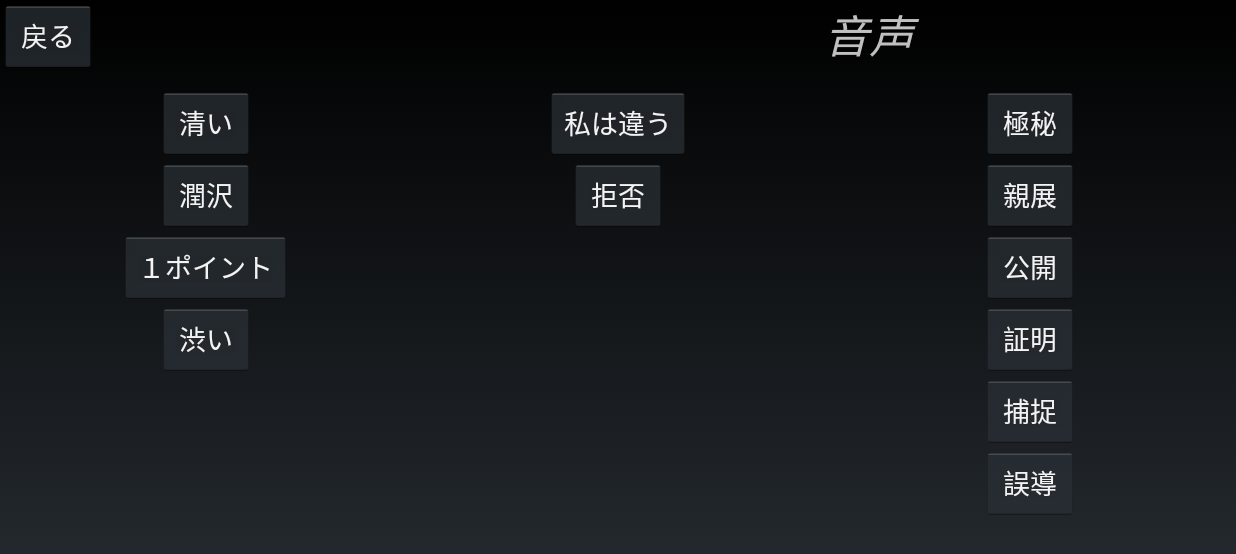
After one commit to ASemi/Agent_Support, an Android app: the VoiceActivity screen opened directly, with no data from a screen before it, on a phone screen of 824 x 412 dp (held sideways). The commit adds this screen. Shown: the top 554 px of the screen. Run offline under Robolectric (Android 15) with nearby library versions, the phone set to English and light mode, and no system bars.

Commit message:
音声ボタンアクティビティの実装

```diff
--- a/app/src/main/AndroidManifest.xml
+++ b/app/src/main/AndroidManifest.xml
@@ -6,9 +6,9 @@
         android:allowBackup="true"
         android:icon="@mipmap/ic_launcher"
         android:label="@string/app_name"
+        android:largeHeap="true"
         android:supportsRtl="true"
-        android:theme="@android:style/Theme.Holo.NoActionBar.Fullscreen"
-        android:largeHeap="true">
+        android:theme="@android:style/Theme.Holo.NoActionBar.Fullscreen">
         <activity
             android:name=".TitleActivity"
             android:screenOrientation="landscape">
@@ -27,6 +27,8 @@
         <activity
             android:name=".PepperActivity"
             android:screenOrientation="landscape" />
+        <activity android:name=".VoiceActivity"
+            android:screenOrientation="landscape" />
     </application>
 
 </manifest>
--- a/app/src/main/java/com/example/shioya/agent_support/MenuActivity.java
+++ b/app/src/main/java/com/example/shioya/agent_support/MenuActivity.java
@@ -15,6 +15,7 @@ public class MenuActivity extends Activity implements View.OnClickListener {
         findViewById(R.id.backButton).setOnClickListener(this);
         findViewById(R.id.menuButton1).setOnClickListener(this);
         findViewById(R.id.menuButton2).setOnClickListener(this);
+        findViewById(R.id.menuButton3).setOnClickListener(this);
 
     }
 
@@ -33,6 +34,10 @@ public class MenuActivity extends Activity implements View.OnClickListener {
                 Intent intentTools = new Intent(this, PepperActivity.class);
                 startActivity(intentTools);
                 break;
+            case R.id.menuButton3:
+                Intent intentVoices = new Intent(this, VoiceActivity.class);
+                startActivity(intentVoices);
+                break;
         }
     }
 }
--- /dev/null
+++ b/app/src/main/res/layout/samplevoice.xml
@@ -0,0 +1,156 @@
+<?xml version="1.0" encoding="utf-8"?>
+<LinearLayout xmlns:android="http://schemas.android.com/apk/res/android"
+    android:orientation="vertical"
+    android:layout_width="match_parent"
+    android:layout_height="match_parent">
+
+
+    <LinearLayout
+        android:layout_width="match_parent"
+        android:layout_height="wrap_content"
+        android:orientation="horizontal">
+
+        <LinearLayout
+            android:layout_width="0dp"
+            android:layout_height="match_parent"
+            android:layout_weight="1">
+
+            <Button
+                android:layout_width="wrap_content"
+                android:layout_height="wrap_content"
+                android:text="@string/back"
+                android:id="@+id/backButton"/>
+        </LinearLayout>
+
+        <TextView
+            android:layout_width="0dp"
+            android:layout_height="match_parent"
+            android:layout_weight="1"/>
+
+        <TextView
+            android:layout_width="0dp"
+            android:layout_height="match_parent"
+            android:layout_weight="1"
+            android:text="@string/voice"
+            android:textColor="#c0c0c0"
+            android:textSize="30sp"
+            android:textStyle="italic"
+            android:fontFamily="serif"
+            android:id="@+id/MenuText"/>
+    </LinearLayout>
+
+    <LinearLayout
+        android:layout_width="match_parent"
+        android:layout_height="match_parent"
+        android:layout_marginTop="10dp"
+        android:orientation="horizontal">
+
+        <LinearLayout
+            android:layout_width="0dp"
+            android:layout_height="match_parent"
+            android:layout_weight="1"
+            android:orientation="vertical">
+
+            <Button
+                android:layout_width="wrap_content"
+                android:layout_height="wrap_content"
+                android:layout_gravity="center"
+                android:text="@string/kiyoi"
+                android:id="@+id/buttonKiyoi" />
+
+            <Button
+                android:layout_width="wrap_content"
+                android:layout_height="wrap_content"
+                android:layout_gravity="center"
+                android:text="@string/juntaku"
+                android:id="@+id/buttonJuntaku" />
+
+            <Button
+                android:layout_width="wrap_content"
+                android:layout_height="wrap_content"
+                android:layout_gravity="center"
+                android:text="@string/onepoint"
+                android:id="@+id/buttonOnepoint" />
+
+            <Button
+                android:layout_width="wrap_content"
+                android:layout_height="wrap_content"
+                android:layout_gravity="center"
+                android:text="@string/sibui"
+                android:id="@+id/buttonSibui" />
+        </LinearLayout>
+
+        <LinearLayout
+            android:layout_width="0dp"
+            android:layout_height="match_parent"
+            android:layout_weight="1"
+            android:orientation="vertical">
+
+            <Button
+                android:layout_width="wrap_content"
+                android:layout_height="wrap_content"
+                android:layout_gravity="center"
+                android:text="@string/imnot"
+                android:id="@+id/buttonImnot" />
+
+            <Button
+                android:layout_width="wrap_content"
+                android:layout_height="wrap_content"
+                android:layout_gravity="center"
+                android:text="@string/kyohi"
+                android:id="@+id/buttonKyohi" />
+        </LinearLayout>
+
+        <LinearLayout
+            android:layout_width="0dp"
+            android:layout_height="match_parent"
+            android:layout_weight="1"
+            android:orientation="vertical">
+
+            <Button
+                android:layout_width="wrap_content"
+                android:layout_height="wrap_content"
+                android:layout_gravity="center"
+                android:text="@string/gokuhi"
+                android:id="@+id/buttonGokuhi" />
+
+            <Button
+                android:layout_width="wrap_content"
+                android:layout_height="wrap_content"
+                android:layout_gravity="center"
+                android:text="@string/sinten"
+                android:id="@+id/buttonSinten" />
+
+            <Button
+                android:layout_width="wrap_content"
+                android:layout_height="wrap_content"
+                android:layout_gravity="center"
+                android:text="@string/koukai"
+                android:id="@+id/buttonKoukai" />
+
+            <Button
+                android:layout_width="wrap_content"
+                android:layout_height="wrap_content"
+                android:layout_gravity="center"
+                android:text="@string/syomei"
+                android:id="@+id/buttonSyomei" />
+
+            <Button
+                android:layout_width="wrap_content"
+                android:layout_height="wrap_content"
+                android:layout_gravity="center"
+                android:text="@string/hosoku"
+                android:id="@+id/buttonHosoku" />
+
+            <Button
+                android:layout_width="wrap_content"
+                android:layout_height="wrap_content"
+                android:layout_gravity="center"
+                android:text="@string/godou"
+                android:id="@+id/buttonGodou" />
+        </LinearLayout>
+
+
+    </LinearLayout>
+
+</LinearLayout>
--- a/app/src/main/res/values/strings.xml
+++ b/app/src/main/res/values/strings.xml
@@ -8,5 +8,18 @@
     <string name="pepper_iden">ペッパー識別</string>
     <string name="iden_success">識別成功</string>
     <string name="minus1">１体減らす</string>
+    <string name="voice">音声</string>
+    <string name="kiyoi">清い</string>
+    <string name="juntaku">潤沢</string>
+    <string name="onepoint">１ポイント</string>
+    <string name="sibui">渋い</string>
+    <string name="imnot">私は違う</string>
+    <string name="kyohi">拒否</string>
+    <string name="gokuhi">極秘</string>
+    <string name="sinten">親展</string>
+    <string name="koukai">公開</string>
+    <string name="syomei">証明</string>
+    <string name="hosoku">捕捉</string>
+    <string name="godou">誤導</string>
     <string name="back">戻る</string>
 </resources>
```
Also changed, not shown: app/src/main/java/com/example/shioya/agent_support/MainActivity.java (+20 -2 lines), app/src/main/java/com/example/shioya/agent_support/VoiceActivity.java (added, +130 -0 lines), app/src/main/res/layout/menu.xml (+6 -2 lines).
